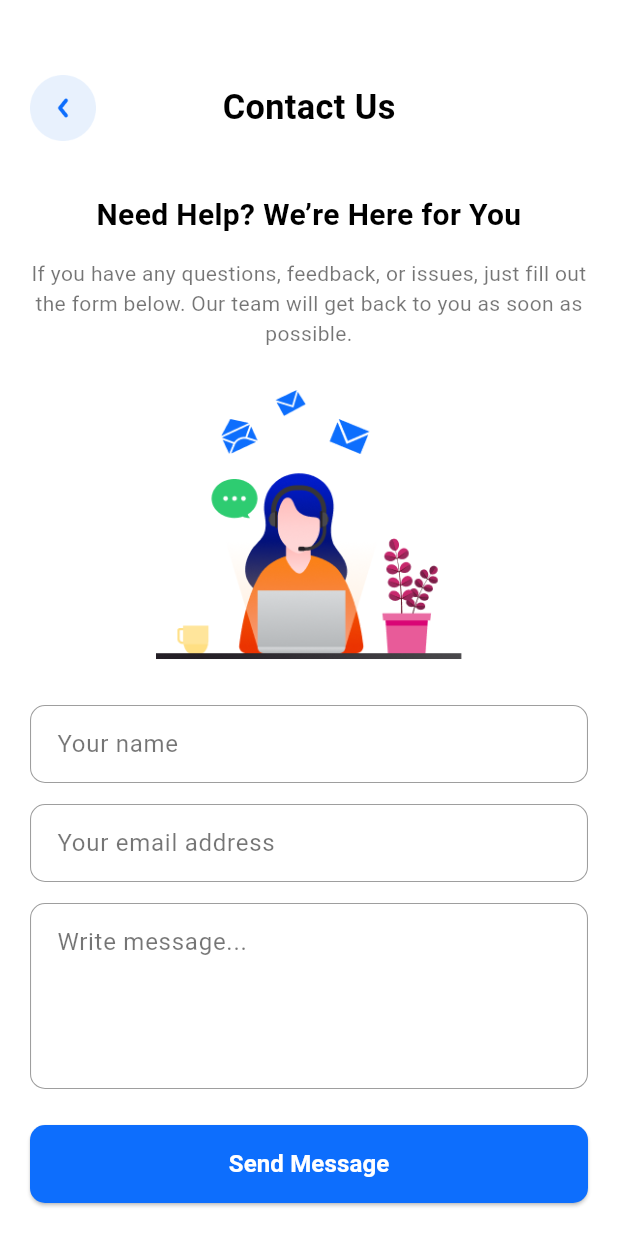
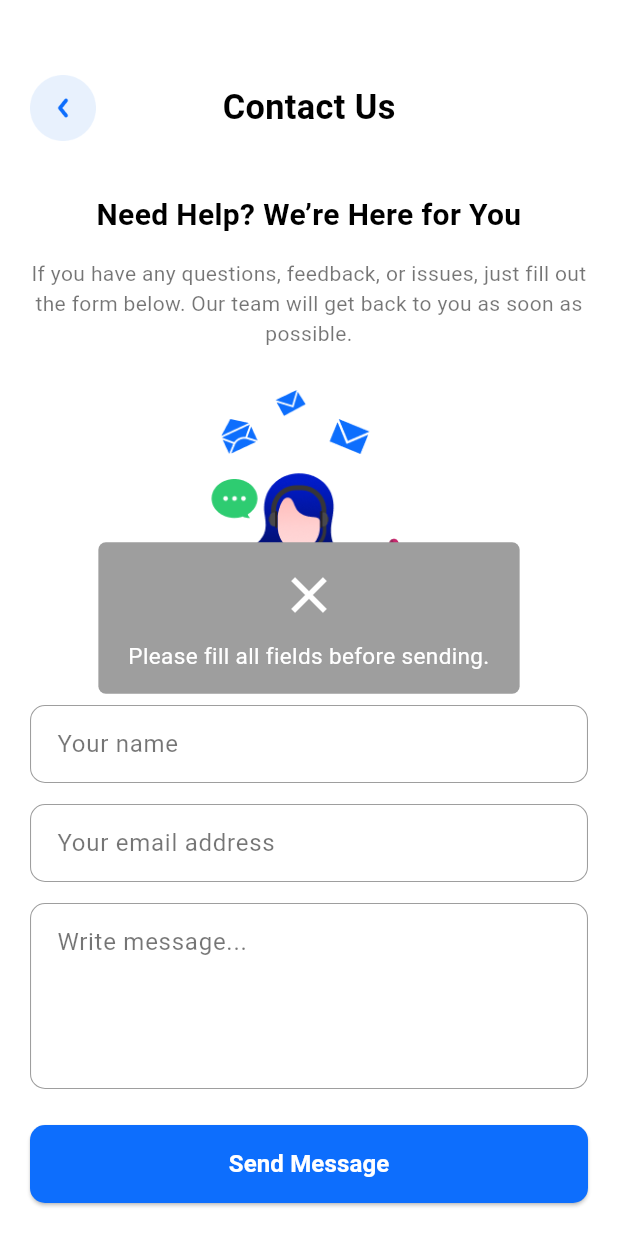
Before and after one commit to Dev-Ninjas-Backup/yousef1234321, a Flutter app: the ContactUsScreen screen opened by its route, after a tap on "Send Message", on a phone screen of 412 x 824 dp. Run offline on Flutter 3.47's test engine with Material 3 defaults, Android fonts, the light colour scheme and no system bars; our stand-ins replace flutter_easyloading, flutter_screenutil, get, google_fonts, image_picker, logger and 1 more; accounts and stored records are empty; network calls fail.

Commit message:
profile error fix and contact us page fix

```diff
--- a/lib/core/endpoint/endpoint.dart
+++ b/lib/core/endpoint/endpoint.dart
@@ -16,4 +16,5 @@ class Endpoint {
   static const String login = '/auth/login';
   static const String profile = '/user/me/profile';
   static const String forgetPassword = '/auth/forget-password';
+  static const String contactUs = '/contact';
 }
--- a/lib/features/contact_us/controller/contact_us_controller.dart
+++ b/lib/features/contact_us/controller/contact_us_controller.dart
@@ -1,24 +1,138 @@
+import 'package:flutter_easyloading/flutter_easyloading.dart';
 import 'package:get/get.dart';
 import 'package:flutter/material.dart';
+import 'package:yousef1234321/core/endpoint/endpoint.dart';
+import 'package:yousef1234321/core/network/api_client.dart';
 
 class ContactUsController extends GetxController {
   final nameController = TextEditingController();
   final emailController = TextEditingController();
   final messageController = TextEditingController();
 
-  void sendMessage() {
-    final name = nameController.text.trim();
+  final isLoadingProfile = false.obs;
+  final isSending = false.obs;
+
+  @override
+  void onInit() {
+    super.onInit();
+    _loadUserInfo();
+  }
+
+  Future<void> _loadUserInfo() async {
+    // Try to fetch logged-in user profile and autofill name/email
+    try {
+      isLoadingProfile.value = true;
+
+      final response = await ApiClient.to.get(Endpoint.profile);
+      if (response.statusCode == 200 || response.statusCode == 201) {
+        if (response.body != null &&
+            response.body is Map &&
+            response.body['data'] != null) {
+          final data = response.body['data'];
+          final fullName = (data['fullName'] ?? '').toString();
+          final email = (data['email'] ?? '').toString();
+
+          // Split fullName into first and last (best-effort)
+          String firstName = fullName;
+          String lastName = '';
+          if (fullName.trim().contains(' ')) {
+            final parts = fullName.trim().split(RegExp(r'\s+'));
+            firstName = parts.first;
+            lastName = parts.length > 1 ? parts.sublist(1).join(' ') : '';
+          }
+
+          nameController.text = [
+            firstName,
+            lastName,
+          ].where((s) => s.isNotEmpty).join(' ');
+          emailController.text = email;
+        }
+      }
+    } catch (e) {
+      // ignore errors — leave fields empty
+      print('Failed to load profile for contact us: $e');
+    } finally {
+      isLoadingProfile.value = false;
+    }
+  }
+
+  /// Send contact message to API
+  Future<void> sendMessage() async {
+    if (isSending.value) return;
+
+    final fullName = nameController.text.trim();
     final email = emailController.text.trim();
     final message = messageController.text.trim();
 
-    if (name.isEmpty || email.isEmpty || message.isEmpty) {
-      Get.snackbar("Error", "Please fill all fields before sending.");
+    if (fullName.isEmpty || email.isEmpty || message.isEmpty) {
+      EasyLoading.showError('Please fill all fields before sending.');
       return;
     }
 
-    Get.snackbar("Success", "Your message has been sent!");
-    nameController.clear();
-    emailController.clear();
-    messageController.clear();
+    // Best-effort split first/last name. Ensure LastName is not empty to satisfy API validation.
+    String firstName = fullName;
+    String lastName = '';
+    if (fullName.contains(' ')) {
+      final parts = fullName.split(RegExp(r'\s+'));
+      firstName = parts.first;
+      lastName = parts.length > 1 ? parts.sublist(1).join(' ') : '';
+    }
+    // If API requires LastName non-empty, fallback to duplicating firstName to avoid validation error.
+    if (lastName.trim().isEmpty) {
+      lastName = firstName;
+    }
+
+    isSending.value = true;
+    try {
+      final body = {
+        'FirstName': firstName,
+        'LastName': lastName,
+        'email': email,
+        'subject': 'CAR_PARTS', // default subject — change if you add UI
+        'message': message,
+      };
+
+      final response = await ApiClient.to.post(Endpoint.contactUs, body);
+      print('ContactUs response: ${response.statusCode} ${response.body}');
+
+      if (response.statusCode == 200 || response.statusCode == 201) {
+        EasyLoading.showSuccess('Your message has been sent to ADMIN!');
+        messageController.clear();
+      } else {
+        String err = 'Failed to send message';
+        if (response.body is Map && response.body['message'] != null) {
+          final msg = response.body['message'];
+          if (msg is String) {
+            err = msg;
+          } else if (msg is List) {
+            // join list entries into a single string
+            err = msg.map((e) => e.toString()).join(', ');
+          } else {
+            err = msg.toString();
+          }
+        } else if (response.statusText != null) {
+          err = response.statusText!;
+        }
+        Get.snackbar(
+          'Error',
+          err,
+          backgroundColor: Colors.redAccent,
+          colorText: Colors.white,
+        );
+      }
+    } catch (e) {
+      print('ContactUs send error: $e');
+      EasyLoading.showError('Something went wrong: $e');
+    } finally {
+      isSending.value = false;
+    }
+  }
+
+  @override
+  void onClose() {
+    nameController.dispose();
+    emailController.dispose();
+    messageController.dispose();
+    super.onClose();
   }
 }
--- a/lib/features/contact_us/screen/contact_us_screen.dart
+++ b/lib/features/contact_us/screen/contact_us_screen.dart
@@ -64,14 +64,20 @@ class ContactUsScreen extends StatelessWidget {
             const SizedBox(height: 30),
 
             // TextFields
-            TextField(
+            Obx(
+              () => TextField(
                 controller: controller.nameController,
                 decoration: fieldDecoration("Your name"),
+                enabled: !controller.isLoadingProfile.value,
+              ),
             ),
             const SizedBox(height: 14),
-            TextField(
+            Obx(
+              () => TextField(
                 controller: controller.emailController,
                 decoration: fieldDecoration("Your email address"),
+                enabled: !controller.isLoadingProfile.value,
+              ),
             ),
             const SizedBox(height: 14),
             TextField(
@@ -86,24 +92,35 @@ class ContactUsScreen extends StatelessWidget {
             SizedBox(
               width: double.infinity,
               height: 52,
-              child: ElevatedButton(
-                onPressed: () {
-
+              child: Obx(
+                () => ElevatedButton(
+                  onPressed: controller.isSending.value
+                      ? null
+                      : () {
+                          controller.sendMessage();
                         },
-
-                //controller.sendMessage,
                   style: ElevatedButton.styleFrom(
                     backgroundColor: AppColors.primaryColor,
                     shape: RoundedRectangleBorder(
                       borderRadius: BorderRadius.circular(10),
                     ),
                   ),
-                child: const Text(
+                  child: controller.isSending.value
+                      ? const SizedBox(
+                          width: 20,
+                          height: 20,
+                          child: CircularProgressIndicator(
+                            color: Colors.white,
+                            strokeWidth: 2,
+                          ),
+                        )
+                      : const Text(
                           "Send Message",
                           style: TextStyle(
                             color: Colors.white,
                             fontSize: 16,
                             fontWeight: FontWeight.w600,
+                          ),
                         ),
                 ),
               ),
```
Also changed, not shown: lib/features/profile/profile_page/scrreen/profile_page.dart (+27 -49 lines). Lines whose indentation alone changed are shown as unchanged.
